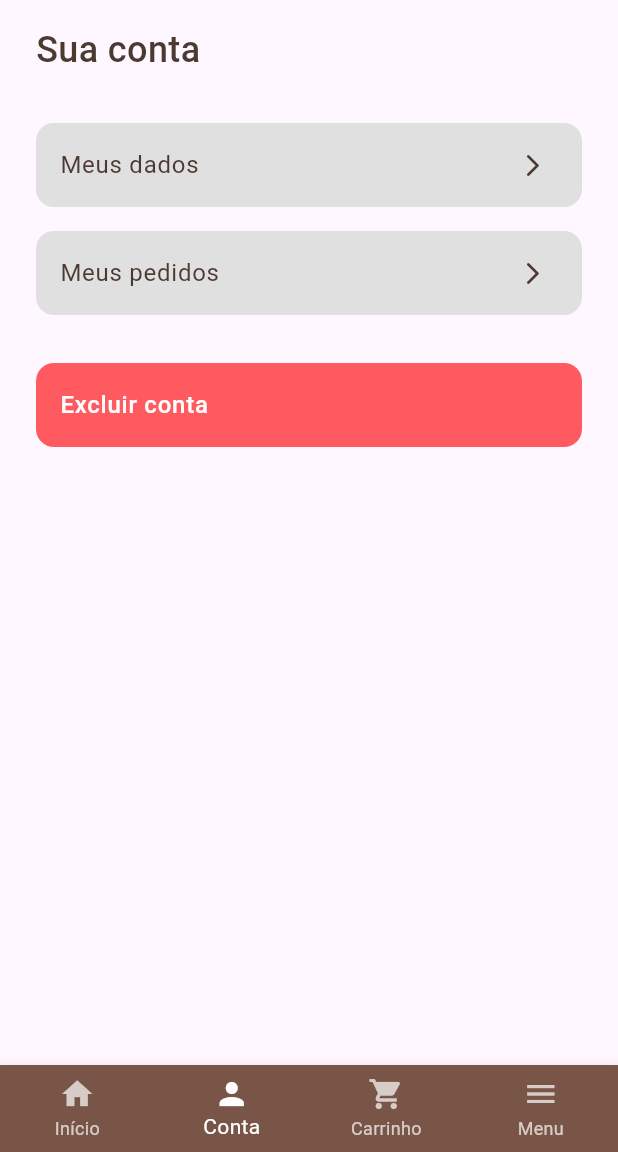
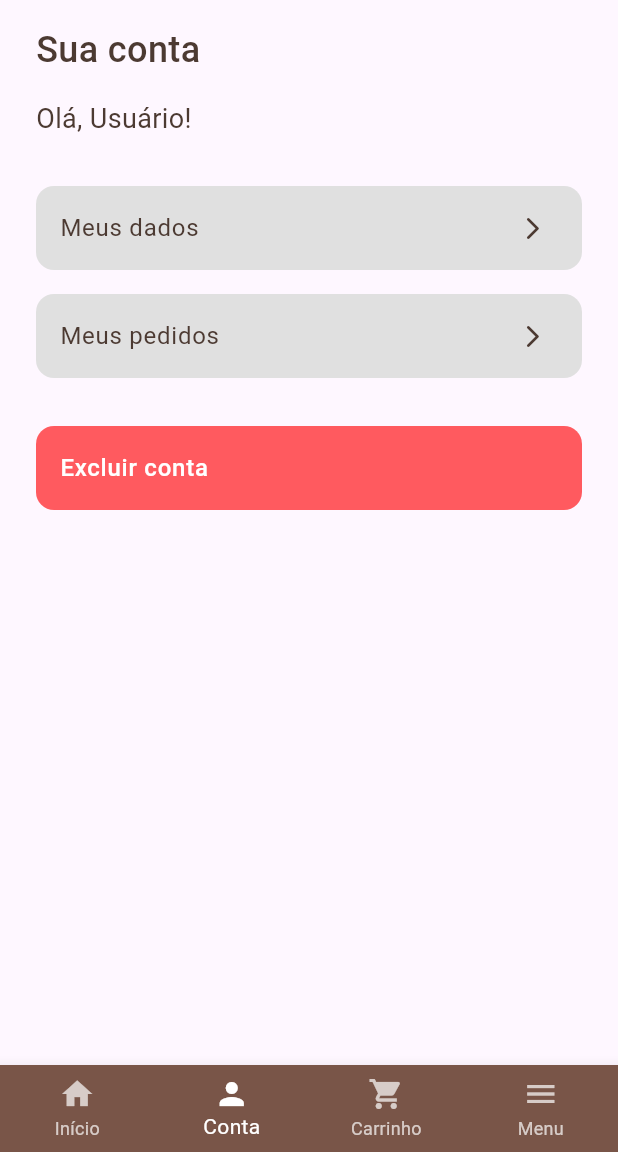
Before and after one commit to FelRG/ecommercelivros-app, a Flutter app: the ContaPage screen opened directly, on a phone screen of 412 x 824 dp, the part 84-1236 px from its top. Run offline on Flutter 3.47's test engine with Material 3 defaults, Android fonts, the light colour scheme and no system bars; our stand-ins replace shared_preferences, sqflite; accounts and stored records are empty.

Commit message:
read e update de usuario feito

```diff
--- a/front_ecommercelivros/lib/pages/conta_page.dart
+++ b/front_ecommercelivros/lib/pages/conta_page.dart
@@ -1,4 +1,5 @@
 import 'package:flutter/material.dart';
+import 'package:shared_preferences/shared_preferences.dart';
 import 'package:front_ecommercelivros/widgets/livrolumina_appbar.dart';
 import 'package:front_ecommercelivros/widgets/livrolumina_bottomnav.dart';
 import 'carrinho_page.dart';
@@ -8,11 +9,28 @@ import 'meus_dados_page.dart';
 import 'meus_pedidos_page.dart';
 import 'excluir_conta_page.dart';
 
+class ContaPage extends StatefulWidget {
+  const ContaPage({super.key});
 
+  @override
+  State<ContaPage> createState() => _ContaPageState();
+}
 
+class _ContaPageState extends State<ContaPage> {
+  String _nomeUsuario = '';
 
-class ContaPage extends StatelessWidget {
-  const ContaPage({super.key});
+  @override
+  void initState() {
+    super.initState();
+    _carregarNomeUsuario();
+  }
+
+  Future<void> _carregarNomeUsuario() async {
+    final prefs = await SharedPreferences.getInstance();
+    setState(() {
+      _nomeUsuario = prefs.getString('usuario_nome') ?? 'Usuário';
+    });
+  }
 
   @override
   Widget build(BuildContext context) {
@@ -31,12 +49,24 @@ class ContaPage extends StatelessWidget {
                 color: Color(0xFF4C3A32),
               ),
             ),
+            const SizedBox(height: 16),
+            // Exibindo "Olá, {nomeDoUsuario}"
+            Text(
+              'Olá, $_nomeUsuario!',
+              style: const TextStyle(
+                fontSize: 18,
+                fontWeight: FontWeight.w400,
+                color: Color(0xFF4C3A32),
+              ),
+            ),
             const SizedBox(height: 32),
-            _buildOptionButton(context, 'Meus dados', () {
-              Navigator.push(
+            _buildOptionButton(context, 'Meus dados', () async {
+              await Navigator.push(
                 context,
                 MaterialPageRoute(builder: (_) => const MeusDadosPage()),
               );
+              // Após retornar da MeusDadosPage, recarrega o nome atualizado da cache
+              await _carregarNomeUsuario();
             }),
             const SizedBox(height: 16),
             _buildOptionButton(context, 'Meus pedidos', () {
```
Also changed, not shown: front_ecommercelivros/lib/pages/menu_page.dart (+6 -1 lines), front_ecommercelivros/lib/pages/meus_dados_page.dart (+66 -10 lines), front_ecommercelivros/lib/persistence/user_dao.dart (+21 -0 lines), front_ecommercelivros/lib/service/auth_service.dart (+11 -8 lines).
